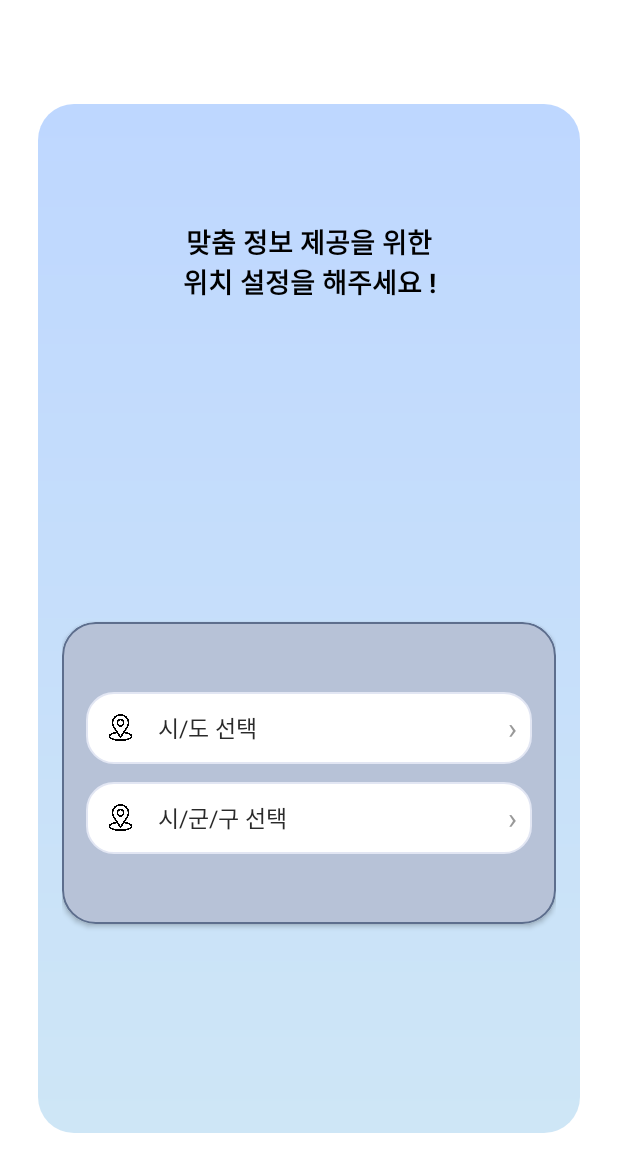
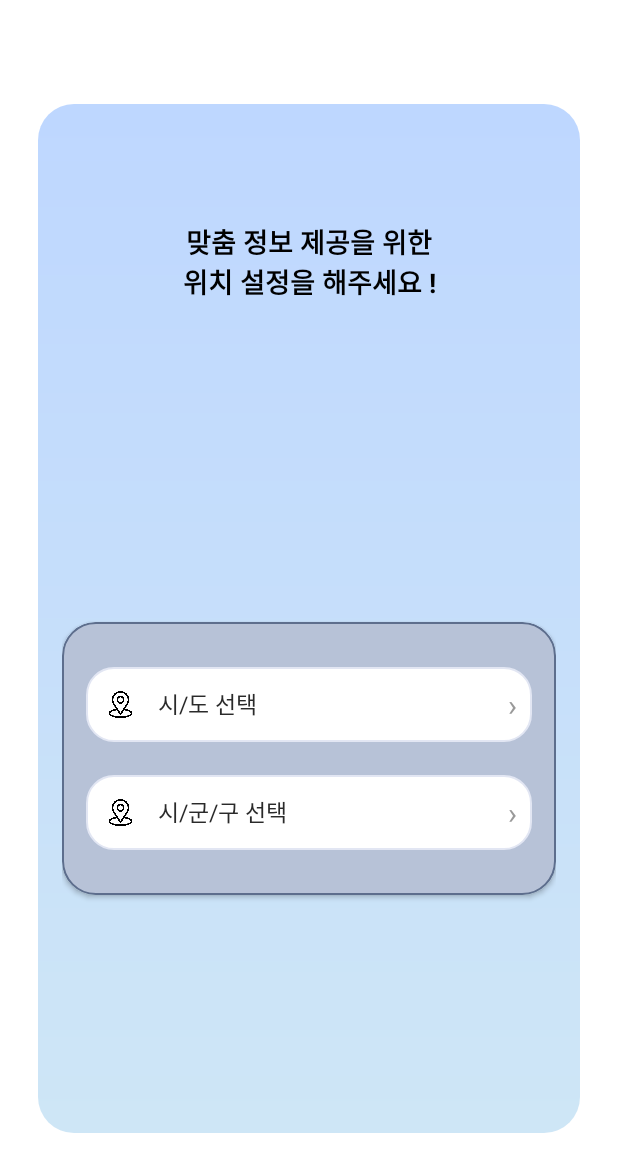
Before and after one commit to gayoung135/DailyWeather, an Android app: the ManualLocationFragment screen opened through its navigation route, on a phone screen of 412 x 824 dp. Shown: the top 1172 px of the screen. Run offline under Robolectric (Android 15) with nearby library versions, the phone set to English and light mode, and no system bars.

Commit message:
수동 위치 선택 xml 개선

```diff
--- a/app/src/main/res/layout/fragment_manual_location.xml
+++ b/app/src/main/res/layout/fragment_manual_location.xml
@@ -39,7 +39,7 @@
         <LinearLayout
             android:id="@+id/bottomPanel"
             android:layout_width="match_parent"
-            android:layout_height="201dp"
+            android:layout_height="wrap_content"
             android:layout_marginStart="0dp"
             android:layout_marginTop="200dp"
             android:layout_marginEnd="0dp"
@@ -50,20 +50,21 @@
             android:gravity="center"
             android:orientation="vertical"
             android:paddingStart="16dp"
-            android:paddingTop="24dp"
+            android:paddingTop="30dp"
             android:paddingEnd="16dp"
-            android:paddingBottom="24dp">
+            android:paddingBottom="30dp">
 
             <!-- 여기부터가 그 하얀 박스(스피너 row) -->
             <!-- 시/도 선택 -->
             <LinearLayout
                 android:layout_width="match_parent"
-                android:layout_height="48dp"
+                android:layout_height="wrap_content"
                 android:background="@drawable/bg_select_box_round"
                 android:gravity="center_vertical"
                 android:orientation="horizontal"
                 android:paddingStart="14dp"
-                android:paddingEnd="10dp">
+                android:paddingEnd="10dp"
+                android:layout_marginBottom="10dp">
 
                 <ImageView
                     android:layout_width="18dp"
@@ -74,7 +75,7 @@
                 <Spinner
                     android:id="@+id/spinner"
                     android:layout_width="0dp"
-                    android:layout_height="83dp"
+                    android:layout_height="50dp"
                     android:layout_weight="1"
                     android:background="@android:color/transparent"
                     android:paddingStart="12dp"
@@ -93,7 +94,7 @@
             <!-- 시군구 선택 -->
             <LinearLayout
                 android:layout_width="match_parent"
-                android:layout_height="48dp"
+                android:layout_height="wrap_content"
                 android:layout_marginTop="12dp"
                 android:background="@drawable/bg_select_box_round"
                 android:gravity="center_vertical"
@@ -110,7 +111,7 @@
                 <Spinner
                     android:id="@+id/spinner2"
                     android:layout_width="270dp"
-                    android:layout_height="73dp"
+                    android:layout_height="50dp"
                     android:layout_weight="1"
                     android:background="@android:color/transparent"
                     android:paddingStart="12dp"
@@ -154,7 +155,8 @@ android:visibility="gone">
         android:layout_height="80dp"
         android:src="@drawable/location"
         android:layout_marginBottom="20dp"
-        android:contentDescription="@null" />
+        android:contentDescription="@null"
+        android:alpha="0.7"/>
 
     <ProgressBar
         android:id="@+id/loadingProgress"
```
